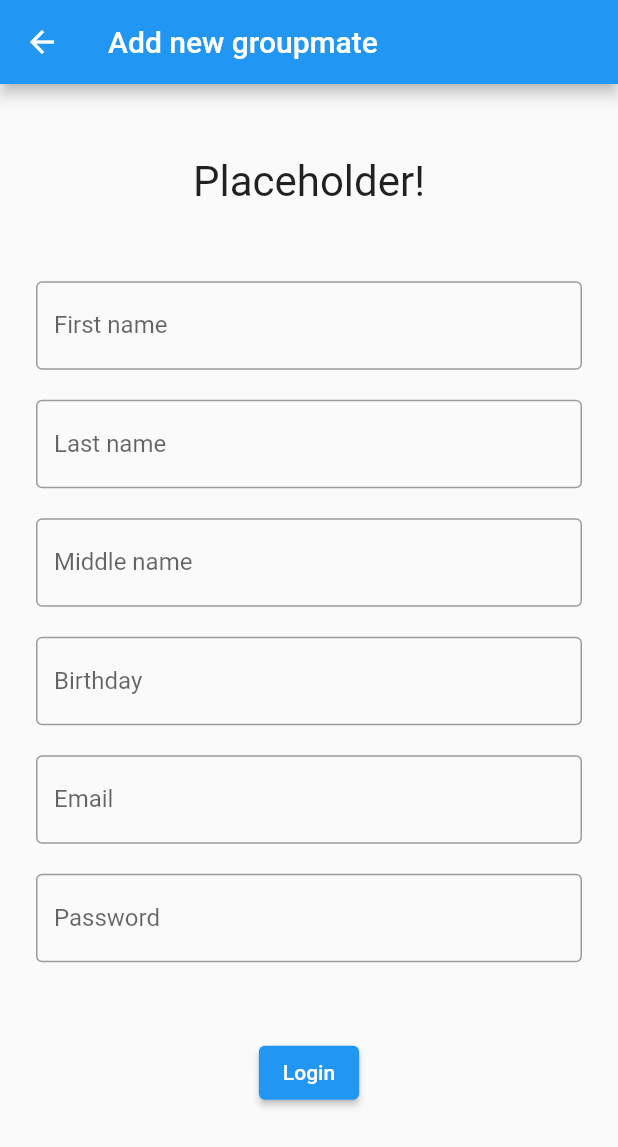
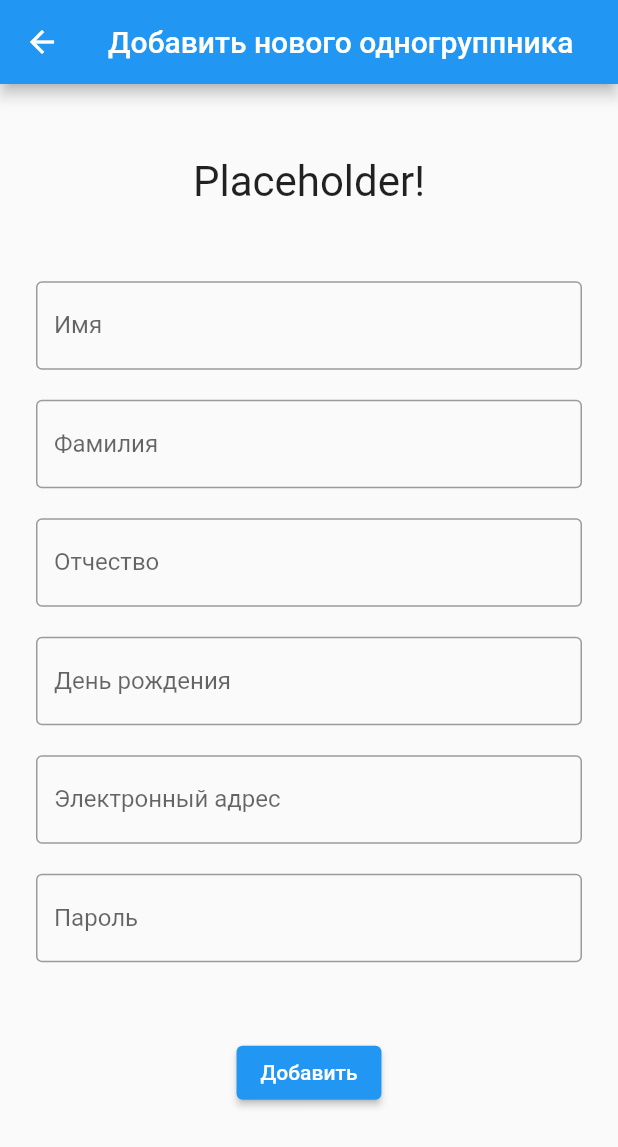
Before and after one commit to Ajololr/Flutter-Journal, a Flutter app: the RegisterScreen screen opened directly, on a phone screen of 412 x 824 dp. Shown: the top 1147 px of the screen. Run offline on Flutter 3.47's test engine with Material 2 defaults, Android fonts, the phone set to English and light mode, and no system bars.

Commit message:
add localizations

```diff
--- /dev/null
+++ b/assets/locale/Locale.ru.json
@@ -0,0 +1,14 @@
+{
+  "screen_login": "Журнал группы",
+  "welcome": "Добро пожаловать!",
+  "email": "Электронный адрес",
+  "password": "Пароль",
+  "firstName": "Имя",
+  "lastName": "Фамилия",
+  "middleName": "Отчество",
+  "birthday": "День рождения",
+  "login": "Войти",
+  "addGroupmate": "Добавить нового одногруппника",
+  "groupmateAddSuccess": "Добавлен новый одногруппник",
+  "add": "Добавить"
+}
--- /dev/null
+++ b/lib/models/locale.modal.dart
@@ -0,0 +1,30 @@
+import 'package:flutter/material.dart';
+import 'dart:convert';
+
+enum Locale { ru, en }
+
+class LocaleModel extends ChangeNotifier {
+  BuildContext _context;
+  var _selectedLocale;
+  Map<String, dynamic> _localisedValues = new Map<String, dynamic>();
+
+  LocaleModel(BuildContext context) {
+    _context = context;
+    setLocale(Locale.ru);
+  }
+
+  get locale => _selectedLocale;
+
+  void setLocale(Locale locale) async {
+    _selectedLocale = locale;
+
+    String jsonContent = await DefaultAssetBundle.of(_context)
+        .loadString("assets/locale/${locale.toString()}.json");
+
+    _localisedValues = json.decode(jsonContent);
+
+    notifyListeners();
+  }
+
+  getString(String key) => _localisedValues[key] ?? "$key not found";
+}
--- a/lib/widgets/LoginSreen.dart
+++ b/lib/widgets/LoginSreen.dart
@@ -1,4 +1,5 @@
 import 'package:flutter/material.dart';
+import 'package:flutter_group_journal/models/locale.modal.dart';
 import 'package:flutter_group_journal/models/user.modal.dart';
 import 'package:flutter_group_journal/widgets/RegisterScreen.dart';
 import 'package:provider/provider.dart';
@@ -41,7 +42,7 @@ class _LoginsScreenState extends State<LoginsScreen> {
   Widget build(BuildContext context) {
     return Scaffold(
         appBar: AppBar(
-          title: Text("Login"),
+          title: Text(Provider.of<LocaleModel>(context).getString("login")),
         ),
         body: Padding(
           padding: EdgeInsets.all(24),
@@ -49,7 +50,7 @@ class _LoginsScreenState extends State<LoginsScreen> {
             mainAxisAlignment: MainAxisAlignment.spaceAround,
             children: [
               Text(
-                'Welcome back!',
+                Provider.of<LocaleModel>(context).getString("welcome"),
                 style: TextStyle(fontSize: 28),
               ),
               Column(
@@ -58,7 +59,7 @@ class _LoginsScreenState extends State<LoginsScreen> {
                     controller: _emailController,
                     decoration: InputDecoration(
                       border: OutlineInputBorder(),
-                      labelText: 'Email',
+                      labelText: Provider.of<LocaleModel>(context).getString("email"),
                     ),
                   ),
                   SizedBox(height: 20),
@@ -67,17 +68,17 @@ class _LoginsScreenState extends State<LoginsScreen> {
                     obscureText: true,
                     decoration: InputDecoration(
                       border: OutlineInputBorder(),
-                      labelText: 'Password',
+                      labelText: Provider.of<LocaleModel>(context).getString("password"),
                     ),
                   ),
                 ],
               ),
               Column(
                 children: [
-                  ElevatedButton(onPressed: _onSubmit, child: Text("Login")),
+                  ElevatedButton(onPressed: _onSubmit, child: Text(Provider.of<LocaleModel>(context).getString("login"))),
                   SizedBox(height: 20),
                   InkWell(
-                    child: Text("Add new groupmate"),
+                    child: Text(Provider.of<LocaleModel>(context).getString("addGroupmate")),
                     onTap: _navigateToRegister,
                   )
                 ],
--- a/lib/widgets/RegisterScreen.dart
+++ b/lib/widgets/RegisterScreen.dart
@@ -1,4 +1,6 @@
 import 'package:flutter/material.dart';
+import 'package:flutter_group_journal/models/locale.modal.dart';
+import 'package:provider/provider.dart';
 
 class RegisterScreen extends StatefulWidget {
   RegisterScreen({Key key}) : super(key: key);
@@ -50,7 +52,7 @@ class _RegisterScreenState extends State<RegisterScreen> {
 
   void setSuccess() {
     setState(() {
-      result = "New groupmate added";
+      result = Provider.of<LocaleModel>(context).getString("groupmateAddSuccess");
       resultColor = Colors.green;
     });
   }
@@ -63,7 +65,7 @@ class _RegisterScreenState extends State<RegisterScreen> {
   Widget build(BuildContext context) {
     return Scaffold(
         appBar: AppBar(
-          title: Text("Add new groupmate"),
+          title: Text(Provider.of<LocaleModel>(context).getString("addGroupmate")),
         ),
         body: Padding(
           padding: EdgeInsets.all(24),
@@ -80,7 +82,7 @@ class _RegisterScreenState extends State<RegisterScreen> {
                     controller: _firstNameController,
                     decoration: InputDecoration(
                       border: OutlineInputBorder(),
-                      labelText: 'First name',
+                      labelText: Provider.of<LocaleModel>(context).getString("firstName"),
                     ),
                   ),
                   SizedBox(height: 20),
@@ -88,7 +90,7 @@ class _RegisterScreenState extends State<RegisterScreen> {
                     controller: _lastNameController,
                     decoration: InputDecoration(
                       border: OutlineInputBorder(),
-                      labelText: 'Last name',
+                      labelText: Provider.of<LocaleModel>(context).getString("lastName"),
                     ),
                   ),
                   SizedBox(height: 20),
@@ -96,7 +98,7 @@ class _RegisterScreenState extends State<RegisterScreen> {
                     controller: _middleNameController,
                     decoration: InputDecoration(
                       border: OutlineInputBorder(),
-                      labelText: 'Middle name',
+                      labelText: Provider.of<LocaleModel>(context).getString("middleName"),
                     ),
                   ),
                   SizedBox(height: 20),
@@ -104,7 +106,7 @@ class _RegisterScreenState extends State<RegisterScreen> {
                     controller: _birthdayController,
                     decoration: InputDecoration(
                       border: OutlineInputBorder(),
-                      labelText: 'Birthday',
+                      labelText: Provider.of<LocaleModel>(context).getString("birthday"),
                     ),
                   ),
                   SizedBox(height: 20),
@@ -112,7 +114,7 @@ class _RegisterScreenState extends State<RegisterScreen> {
                     controller: _emailController,
                     decoration: InputDecoration(
                       border: OutlineInputBorder(),
-                      labelText: 'Email',
+                      labelText: Provider.of<LocaleModel>(context).getString("email"),
                     ),
                   ),
                   SizedBox(height: 20),
@@ -121,14 +123,14 @@ class _RegisterScreenState extends State<RegisterScreen> {
                     obscureText: true,
                     decoration: InputDecoration(
                       border: OutlineInputBorder(),
-                      labelText: 'Password',
+                      labelText: Provider.of<LocaleModel>(context).getString("password"),
                     ),
                   ),
                 ],
               ),
               Column(
                 children: [
-                  ElevatedButton(onPressed: _onSubmit, child: Text("Login")),
+                  ElevatedButton(onPressed: _onSubmit, child: Text(Provider.of<LocaleModel>(context).getString("add"))),
                   SizedBox(height: 20),
                   Text(result, style: TextStyle(color: resultColor))
                 ],
```
Also changed, not shown: assets/locale/Locale.en.json (added, +14 -0 lines), lib/main.dart (+9 -6 lines), pubspec.yaml (+2 -6 lines).
